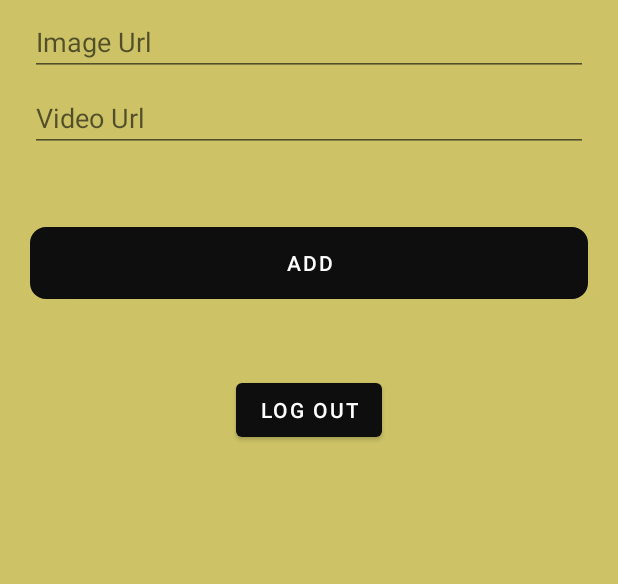
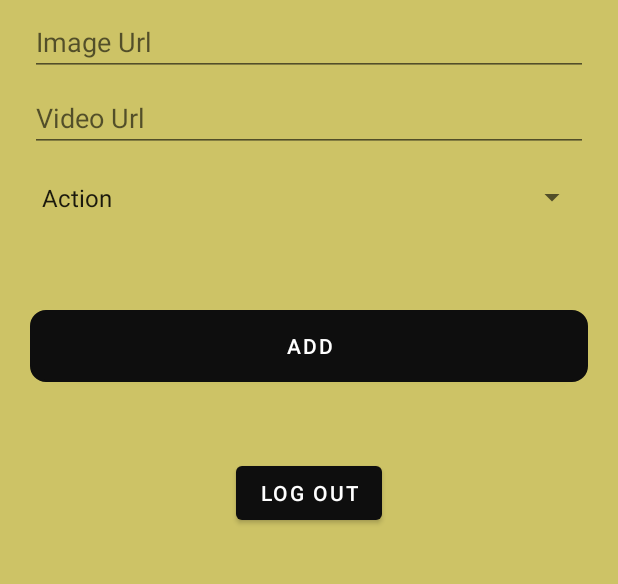
Before and after one commit to dnhthsn/MovieApp, an Android app: the AddMovieActivity screen opened directly, with no data from a screen before it, after a tap on "ADD", on a phone screen of 412 x 824 dp, the part 428-1012 px from its top. Run offline under Robolectric (Android 15) with nearby library versions, the light colour scheme and no system bars; our stand-ins replace CircleImageView, Firebase (no records; nobody signed in at launch, a user with empty details on screens opened directly).

Commit message:
commit 4

```diff
--- a/app/src/main/java/com/example/movieapp/activity/AddMovieActivity.java
+++ b/app/src/main/java/com/example/movieapp/activity/AddMovieActivity.java
@@ -6,6 +6,7 @@ import android.os.Bundle;
 import android.view.View;
 import android.widget.Button;
 import android.widget.EditText;
+import android.widget.Spinner;
 
 import com.example.movieapp.R;
 import com.example.movieapp.model.Movies;
@@ -14,6 +15,7 @@ import com.example.movieapp.rest.Repository;
 public class AddMovieActivity extends AppCompatActivity {
     private EditText inputMovieName, inputImageUrl, inputVideoUrl;
     private Button addMovie, logOut;
+    private Spinner movieGenre;
 
     private Repository repository;
 
@@ -27,6 +29,7 @@ public class AddMovieActivity extends AppCompatActivity {
         inputVideoUrl = findViewById(R.id.input_movie_video);
         addMovie = findViewById(R.id.add_movie);
         logOut = findViewById(R.id.log_out);
+        movieGenre = findViewById(R.id.movie_genre);
 
         repository = new Repository();
         addMovie.setOnClickListener(new View.OnClickListener() {
@@ -35,12 +38,14 @@ public class AddMovieActivity extends AppCompatActivity {
                 String name = inputMovieName.getText().toString();
                 String image = inputImageUrl.getText().toString();
                 String video = inputVideoUrl.getText().toString();
-                Movies movies = new Movies(name, image, video);
+                String genre = movieGenre.getSelectedItem().toString();
+                Movies movies = new Movies(name, image, video, genre);
                 repository.addMovie(movies, AddMovieActivity.this);
 
                 inputMovieName.setText("");
                 inputImageUrl.setText("");
                 inputVideoUrl.setText("");
+                movieGenre.setSelection(0);
             }
         });
 
--- a/app/src/main/java/com/example/movieapp/model/Movies.java
+++ b/app/src/main/java/com/example/movieapp/model/Movies.java
@@ -6,14 +6,16 @@ public class Movies implements Serializable {
     private String name;
     private String image;
     private String video;
+    private String genre;
 
     public Movies() {
     }
 
-    public Movies(String name, String imageUrl, String fileUrl) {
+    public Movies(String name, String image, String video, String genre) {
         this.name = name;
-        this.image = imageUrl;
-        this.video = fileUrl;
+        this.image = image;
+        this.video = video;
+        this.genre = genre;
     }
 
     public String getName() {
@@ -27,4 +29,8 @@ public class Movies implements Serializable {
     public String getVideo() {
         return video;
     }
+
+    public String getGenre() {
+        return genre;
+    }
 }
--- a/app/src/main/java/com/example/movieapp/rest/Callback.java
+++ b/app/src/main/java/com/example/movieapp/rest/Callback.java
@@ -1,6 +1,7 @@
 package com.example.movieapp.rest;
 
 import com.example.movieapp.model.Admins;
+import com.example.movieapp.model.Movies;
 import com.example.movieapp.model.Users;
 
 import java.util.List;
@@ -8,4 +9,5 @@ import java.util.List;
 public abstract class Callback {
     public void getUser(List<Users> list){}
     public void getAdmin(List<Admins> list){}
+    public void getMovie(List<Movies> list){}
 }
--- a/app/src/main/java/com/example/movieapp/util/Const.java
+++ b/app/src/main/java/com/example/movieapp/util/Const.java
@@ -12,6 +12,7 @@ public interface Const {
         String gender = "gender";
         String image = "image";
         String video = "video";
+        String genre = "genre";
     }
 
     interface Sender {
--- a/app/src/main/res/layout/activity_add_movie.xml
+++ b/app/src/main/res/layout/activity_add_movie.xml
@@ -37,6 +37,13 @@
         android:layout_marginTop="5dp"
         android:hint="Video Url" />
 
+    <Spinner
+        android:id="@+id/movie_genre"
+        android:layout_width="match_parent"
+        android:layout_height="50dp"
+        android:layout_marginTop="5dp"
+        android:entries="@array/genres" />
+
     <Button
         android:id="@+id/add_movie"
         android:layout_width="match_parent"
--- a/app/src/main/res/values/strings.xml
+++ b/app/src/main/res/values/strings.xml
@@ -1,3 +1,13 @@
 <resources>
     <string name="app_name">MovieApp</string>
+
+    <string-array name="genres">
+        <item>Action</item>
+        <item>Horror</item>
+        <item>Kids</item>
+        <item>Adult</item>
+        <item>Comedy</item>
+        <item>TV shows</item>
+        <item>Movie</item>
+    </string-array>
 </resources>
```
Also changed, not shown: app/src/main/java/com/example/movieapp/activity/MainActivity.java (+37 -3 lines), app/src/main/java/com/example/movieapp/rest/Repository.java (+24 -1 lines).
